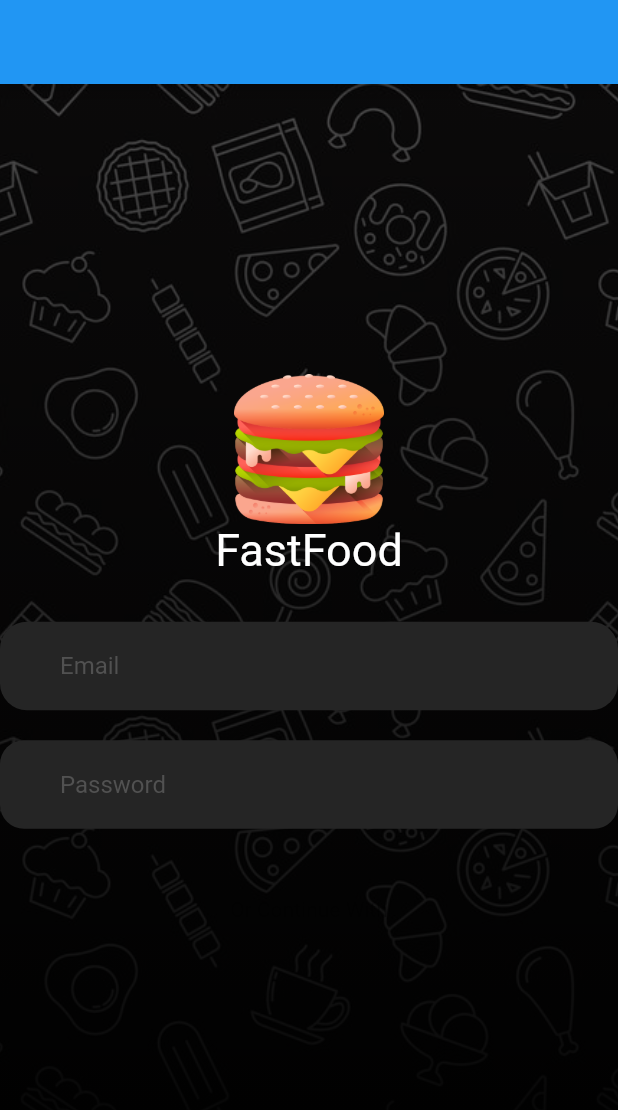
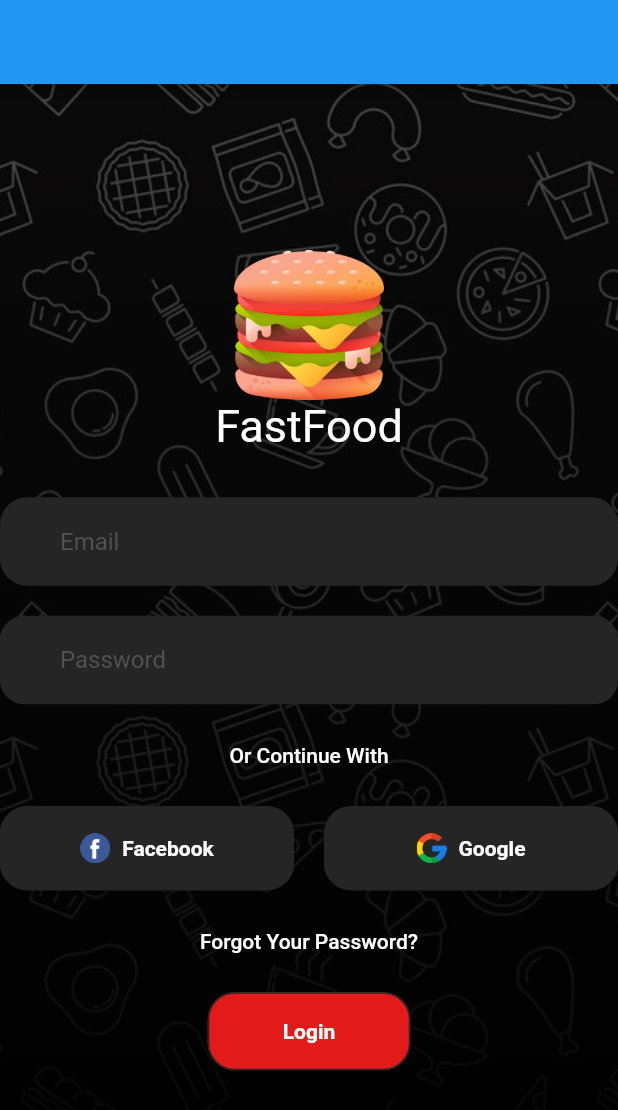
Before and after one commit to samuelmozarthss/FastFood, a Flutter app: the screen it shows after launch, on a phone screen of 412 x 824 dp. Shown: the top 1110 px of the screen. Run offline on Flutter 3.47's test engine with Material 2 defaults, Android fonts, the phone set to English and light mode, and no system bars.

Commit message:
Elementos de Tela

```diff
--- a/lib/components/body.dart
+++ b/lib/components/body.dart
@@ -54,17 +54,37 @@ class Body extends StatelessWidget {
                 ),
                 inputField(context),
                 SizedBox(
-                  height: 30,
+                  height: 10,
                 ),
                 TextButton(
-                  style: TextButton.styleFrom(
-                    textStyle: TextStyle(
+                  onPressed: () {},
+                  child: Text(
+                    'Or Continue With',
+                    style: TextStyle(
                       color: Color.fromRGBO(255, 255, 255, 1),
                     ),
                   ),
-                  onPressed: null,
-                  child: Text('Or Continue With'),
                 ),
+                SizedBox(
+                  height: 10,
+                ),
+                socialLogin(context),
+                SizedBox(
+                  height: 10,
+                ),
+                TextButton(
+                  onPressed: () {},
+                  child: Text(
+                    'Forgot Your Password?',
+                    style: TextStyle(
+                      color: Color.fromRGBO(255, 255, 255, 1),
+                    ),
+                  ),
+                ),
+                SizedBox(
+                  height: 10,
+                ),
+                loginButton(context),
               ],
             )
           ],
@@ -72,6 +92,79 @@ class Body extends StatelessWidget {
       ],
     );
   }
+}
+
+loginButton(context) {
+  final ButtonStyle elevatedLoginButonStyle = ElevatedButton.styleFrom(
+    primary: Color.fromRGBO(227, 26, 26, 1),
+    shape: RoundedRectangleBorder(
+      borderRadius: BorderRadius.circular(18.0),
+      side: BorderSide(
+        color: Color.fromRGBO(37, 37, 37, 1),
+      ),
+    ),
+    padding: EdgeInsets.symmetric(vertical: 18, horizontal: 50),
+    textStyle: TextStyle(
+      fontSize: 14,
+      fontWeight: FontWeight.bold,
+    ),
+  );
+  return ElevatedButton(
+    style: elevatedLoginButonStyle,
+    onPressed: () {},
+    child: Text('Login'),
+  );
+}
+
+socialLogin(context) {
+  final ButtonStyle elevatedButonStyle = ElevatedButton.styleFrom(
+    primary: Color.fromRGBO(37, 37, 37, 1),
+    shape: RoundedRectangleBorder(
+      borderRadius: BorderRadius.circular(18.0),
+      side: BorderSide(
+        color: Color.fromRGBO(37, 37, 37, 1),
+      ),
+    ),
+    padding: EdgeInsets.symmetric(
+      vertical: 18,
+    ),
+    textStyle: TextStyle(
+      fontSize: 14,
+      fontWeight: FontWeight.bold,
+    ),
+  );
+  return Row(
+    mainAxisAlignment: MainAxisAlignment.center,
+    children: [
+      Expanded(
+        child: ElevatedButton.icon(
+          icon: Image.asset(
+            "assets/icons/facebook.png",
+            width: 20,
+            height: 20,
+          ),
+          style: elevatedButonStyle,
+          onPressed: () {},
+          label: Text('Facebook'),
+        ),
+      ),
+      SizedBox(
+        width: 20,
+      ),
+      Expanded(
+        child: ElevatedButton.icon(
+          icon: Image.asset(
+            "assets/icons/google.png",
+            width: 20,
+            height: 20,
+          ),
+          style: elevatedButonStyle,
+          onPressed: () {},
+          label: Text('Google'),
+        ),
+      ),
+    ],
+  );
 }
 
 inputField(context) {
```
